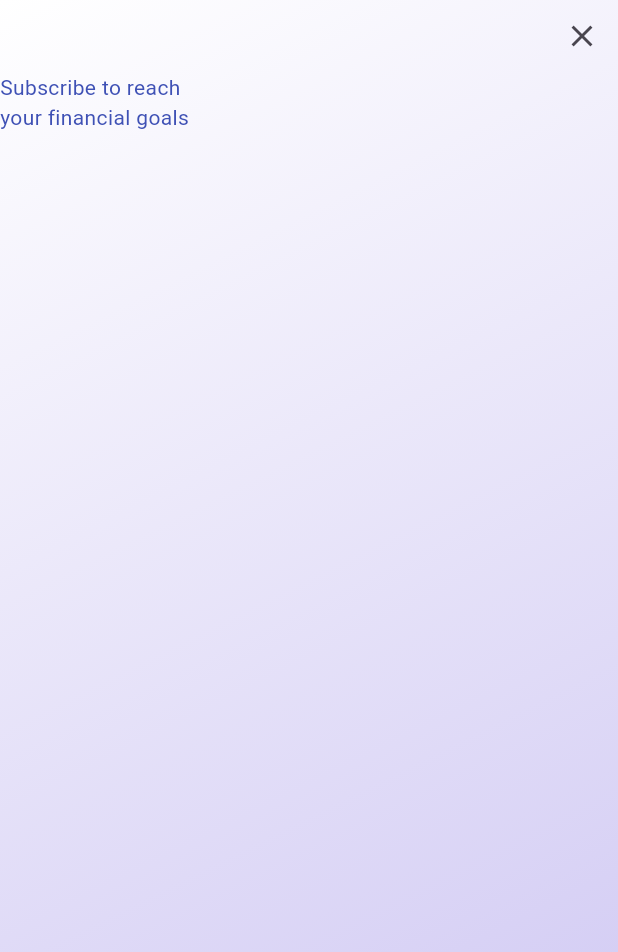
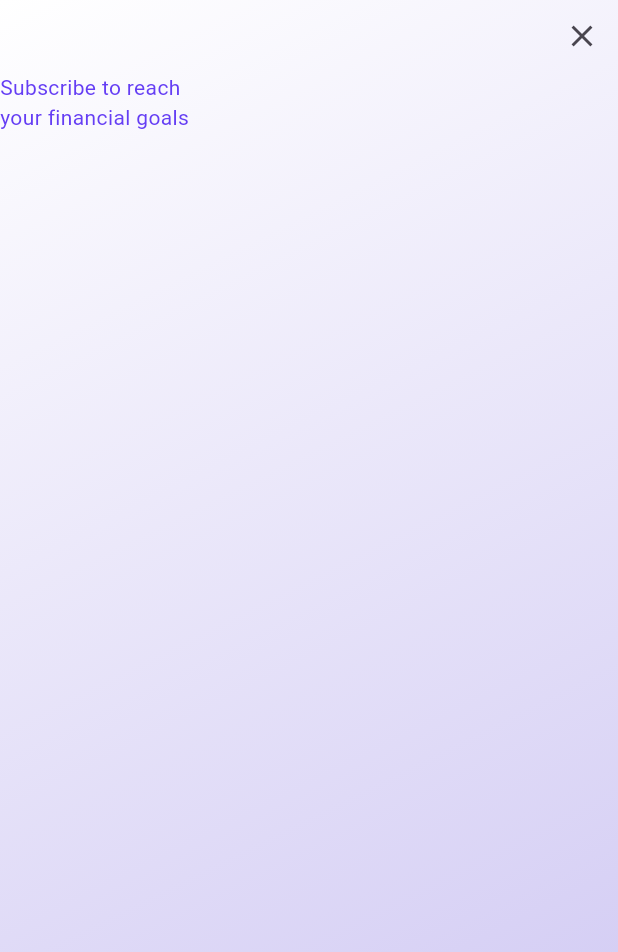
Before and after one commit to JAICHANGPARK/flutter_notebook_chapter_43, a Flutter app: the PaywallScreen screen opened directly, on a phone screen of 412 x 824 dp. Shown: the top 952 px of the screen. Run offline on Flutter 3.47's test engine with Material 3 defaults, Android fonts, the phone set to English and light mode, and no system bars.

Commit message:
Update paywall_screen.dart

```diff
--- a/lib/ep2154_paywall_screen/views/paywall_screen.dart
+++ b/lib/ep2154_paywall_screen/views/paywall_screen.dart
@@ -45,7 +45,7 @@ class _PaywallScreenState extends State<PaywallScreen> {
                   Text(
                     "Subscribe to reach\nyour financial goals",
                     style: TextStyle(
-                      color: Colors.indigo
+                      color: Color.fromRGBO(101, 62, 244, 1),
                     ),
                   )
                 ],
```
